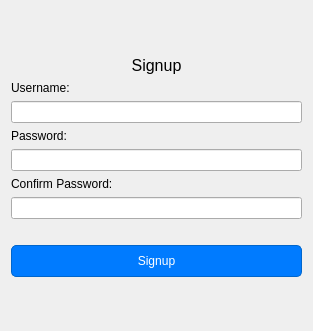
The window that CRM/authenticationsystem.ui (ImGaby123/SalesOptimizer-CRM) describes before a commit, drawn with Qt 5.
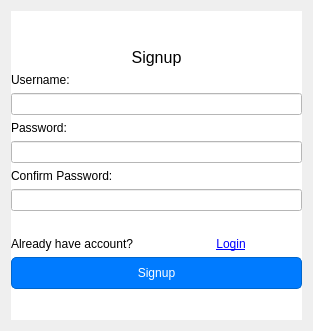
The same window after the commit.

Commit message: Validations in signup form

Diff of the .ui file:
```diff
--- a/CRM/authenticationsystem.ui
+++ b/CRM/authenticationsystem.ui
@@ -16,6 +16,9 @@
   <layout class="QVBoxLayout" name="verticalLayout_5">
    <item>
     <widget class="QStackedWidget" name="stackedWidget">
+     <property name="styleSheet">
+      <string notr="true">background-color: rgb(255, 255, 255);</string>
+     </property>
      <property name="currentIndex">
       <number>1</number>
      </property>
@@ -191,7 +194,7 @@
          <x>0</x>
          <y>0</y>
          <width>291</width>
-         <height>311</height>
+         <height>315</height>
         </rect>
        </property>
        <layout class="QVBoxLayout" name="verticalLayout">
@@ -267,6 +270,39 @@
           </property>
          </widget>
         </item>
+        <item>
+         <layout class="QHBoxLayout" name="horizontalLayout">
+          <item>
+           <widget class="QLabel" name="already_have_acc">
+            <property name="text">
+             <string>Already have account?</string>
+            </property>
+           </widget>
+          </item>
+          <item>
+           <widget class="QPushButton" name="back2login_button">
+            <property name="font">
+             <font>
+              <underline>true</underline>
+             </font>
+            </property>
+            <property name="cursor">
+             <cursorShape>PointingHandCursor</cursorShape>
+            </property>
+            <property name="styleSheet">
+             <string notr="true">color: rgb(0, 0, 255);
+background-color: rgb(255, 255, 255);
+border: none;
+    background: transparent;
+</string>
+            </property>
+            <property name="text">
+             <string>Login</string>
+            </property>
+           </widget>
+          </item>
+         </layout>
+        </item>
         <item>
          <widget class="QPushButton" name="signup_button">
           <property name="cursor">
```
Left out of the diff: 2 changed lines with no effect on the pictures. The commit also changes 2 other files.
